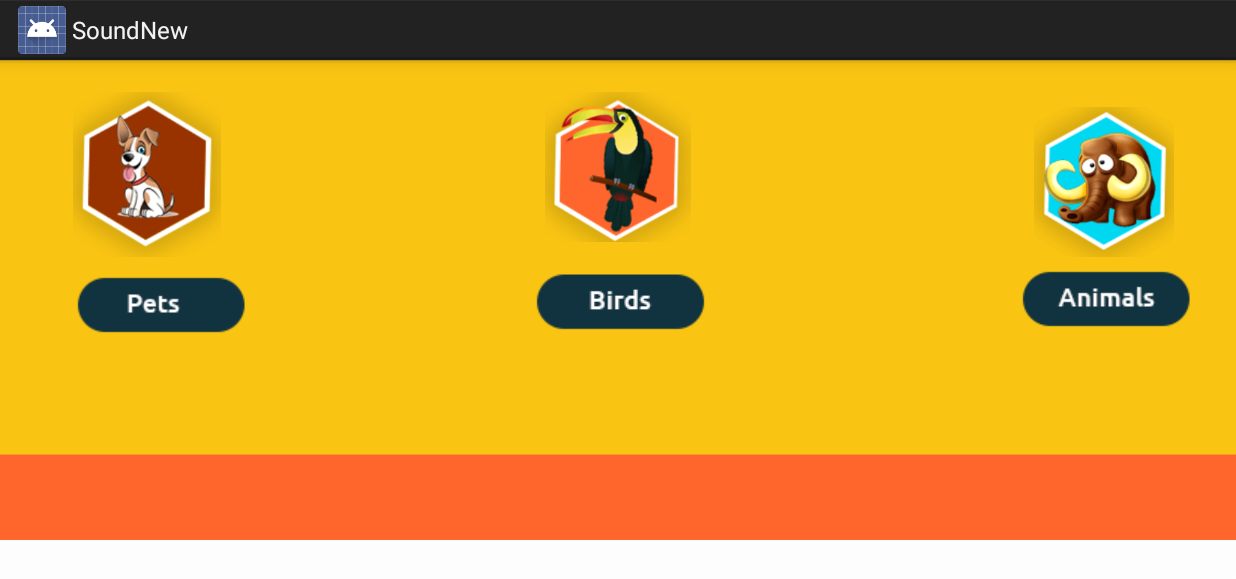
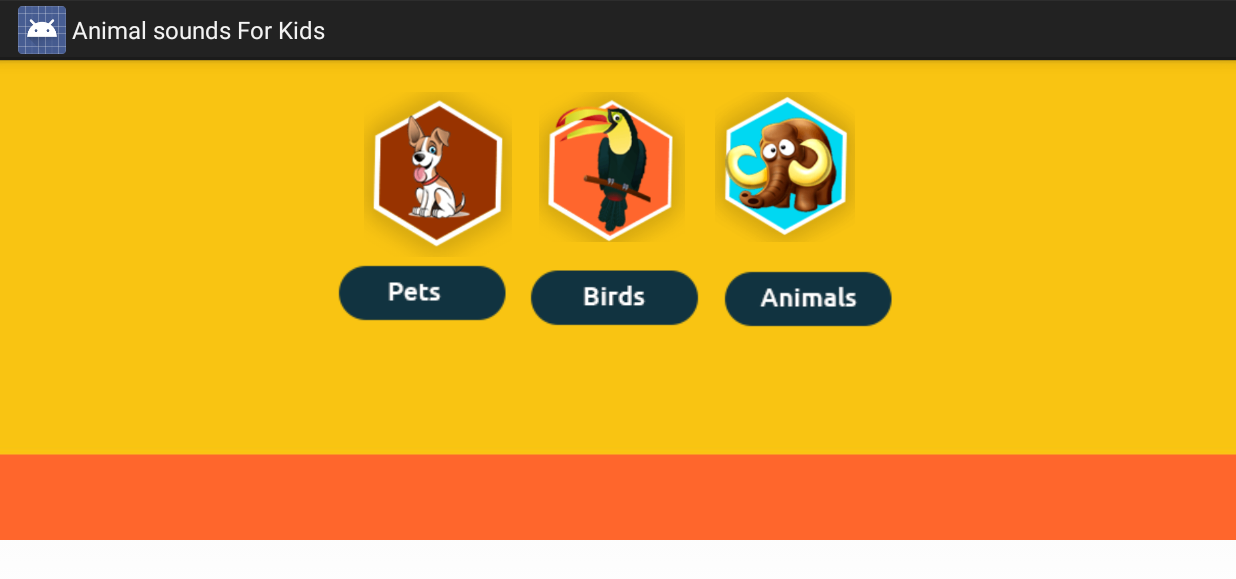
Before and after one commit to pushpap94/SoundNew1, an Android app: the screen it shows after launch (MainActivity), on a phone screen of 824 x 412 dp (held sideways). Shown: the top 579 px of the screen. Run offline under Robolectric (Android 15) with nearby library versions, the phone set to English and light mode, and no system bars.

Commit message:
second commit

```diff
--- a/app/src/main/java/com/soundnew/Birds1.java
+++ b/app/src/main/java/com/soundnew/Birds1.java
@@ -63,7 +63,7 @@ public class Birds1 extends Activity implements OnClickListener{
         	 Animation shake1 = AnimationUtils.loadAnimation(Birds1.this, R.anim.wave_scale);
      		findViewById(R.id.sparrowpic).startAnimation(shake1);
         	 Toast.makeText(getApplicationContext(), "SPARROW", Toast.LENGTH_SHORT).show();
-	    	 crowsound=MediaPlayer.create(Birds1.this,R.raw.sparrowsound);
+	    	 crowsound=MediaPlayer.create(Birds1.this,R.raw.sparrowso);
 	    	 crowsound.start();
 			break;
          case R.id.parrotpic:
--- a/app/src/main/java/com/soundnew/MainActivity.java
+++ b/app/src/main/java/com/soundnew/MainActivity.java
@@ -9,7 +9,7 @@ import android.view.View;
 import android.view.View.OnClickListener;
 import android.widget.ImageView;
 
-public class MainActivity extends FragmentActivity implements OnClickListener {
+public class MainActivity extends FragmentActivity{
 ImageView pets,birds,animals,birdsindex,petsindex,animalindex;
 private ViewPager viewPager;
 private TabsPagerAdapter mAdapter;
@@ -24,47 +24,94 @@ private TabsPagerAdapter mAdapter;
 		birdsindex=(ImageView) findViewById(R.id.birdsindex);
 		petsindex=(ImageView) findViewById(R.id.petsindex);
 		animalindex=(ImageView) findViewById(R.id.animalindex);
-		pets.setOnClickListener(this);
-		birds.setOnClickListener(this);
-		animals.setOnClickListener(this);
-		birdsindex.setOnClickListener(this);
-		petsindex.setOnClickListener(this);
-		animalindex.setOnClickListener(this);
-		//viewPager = (ViewPager) findViewById(R.id.pager);
-		//actionBar = getActionBar();
-		//mAdapter = new TabsPagerAdapter(getSupportFragmentManager());
-		//viewPager.setAdapter(mAdapter);
-		//actionBar.setHomeButtonEnabled(false);
-		//actionBar.setNavigationMode(ActionBar.NAVIGATION_MODE_TABS);
+
+
+		pets.setOnClickListener(new OnClickListener() {
+			@Override
+			public void onClick(View view) {
+
+				Intent intent=new Intent(MainActivity.this, Pets1.class);
+				startActivity(intent);
+
+			}
+		});
+
+		birds.setOnClickListener(new OnClickListener() {
+			@Override
+			public void onClick(View view) {
+
+				Intent intent = new Intent(MainActivity.this, Birds1.class);
+				startActivity(intent);
+			}
+		});
+
+		animals.setOnClickListener(new OnClickListener() {
+			@Override
+			public void onClick(View view) {
+
+				Intent intent = new Intent(MainActivity.this, Animals1.class);
+				startActivity(intent);
+			}
+		});
+
+		petsindex.setOnClickListener(new OnClickListener() {
+			@Override
+			public void onClick(View view) {
+
+				Intent intent = new Intent(MainActivity.this, Pets1.class);
+				startActivity(intent);
+			}
+		});
+
+		birdsindex.setOnClickListener(new OnClickListener() {
+			@Override
+			public void onClick(View view) {
+
+				Intent intent = new Intent(MainActivity.this, Birds1.class);
+				startActivity(intent);
+			}
+		});
+
+		animalindex.setOnClickListener(new OnClickListener() {
+			@Override
+			public void onClick(View view) {
+
+				Intent intent = new Intent(MainActivity.this, Animals1.class);
+				startActivity(intent);
+			}
+		});
+
 	}
 
-	@Override
-	public void onClick(View v) {
-		// TODO Auto-generated method stub
-		switch(v.getId()){
-		case R.id.aindex:
-			Intent wild=new Intent(this, Animals1.class);
-			startActivity(wild);
-			break;
-		case R.id.bindex:
-			Intent birds=new Intent(this, Birds1.class);
-			startActivity(birds);
-			break;
-		case R.id.pindex:
-			Intent pet=new Intent(this, Pets1.class);
-			startActivity(pet);
-			break;
-		case R.id.animalindex:
-			Intent wild1=new Intent(this, Animals1.class);
-			startActivity(wild1);
-			break;
-		case R.id.birdsindex:
-			Intent birds1=new Intent(this, Birds1.class);
-			startActivity(birds1);
-			break;
-		case R.id.petsindex:
-			Intent pet1=new Intent(this, Pets1.class);
-			startActivity(pet1);
-			break;
-	}}
+
+
+//	@Override
+//	public void onClick(View v) {
+//		// TODO Auto-generated method stub
+//			break;
+//		case R.id.pindex:
+//			Intent pet=new Intent(this, Pets1.class);
+//			startActivity(pet);
+//			break;
+//		case R.id.animalindex:
+//			Intent wild1=new Intent(this, Animals1.class);
+//			startActivity(wild1);
+//			break;
+//		case R.id.birdsindex:
+//			Intent birds1=new Intent(this, Birds1.class);
+//			startActivity(birds1);
+//			break;
+//		case R.id.petsindex:
+//			Intent pet1=new Intent(this, Pets1.class);
+//			startActivity(pet1);
+//			break;
+//	}}switch(v.getId()){
+//		case R.id.aindex:
+//			Intent wild=new Intent(this, Animals1.class);
+//			startActivity(wild);
+//			break;
+//		case R.id.bindex:
+//			Intent birds=new Intent(this, Birds1.class);
+//			startActivity(birds);
+//
 }
--- a/app/src/main/res/layout/animal1.xml
+++ b/app/src/main/res/layout/animal1.xml
@@ -19,7 +19,7 @@
         android:layout_width="100dp"
         android:layout_height="70dp"
         android:layout_alignParentTop="true"
-        android:src="@drawable/home" />
+        android:src="@drawable/home32" />
     <ImageView
         android:id="@+id/anext1"
         android:layout_width="100dp"
--- a/app/src/main/res/layout/bird1.xml
+++ b/app/src/main/res/layout/bird1.xml
@@ -22,7 +22,7 @@
         android:layout_height="50dp"
         android:layout_alignParentLeft="true"
         android:layout_alignParentTop="true"
-        android:src="@drawable/home" />
+        android:src="@drawable/home32" />
 
     <ImageView
         android:id="@+id/crowpic"
--- a/app/src/main/res/layout/bird2.xml
+++ b/app/src/main/res/layout/bird2.xml
@@ -14,7 +14,7 @@
         android:layout_alignParentRight="true"
         android:layout_alignParentTop="true"
         android:layout_marginRight="26dp"
-        android:src="@drawable/home" />
+        android:src="@drawable/home32" />
 
     <ImageView
         android:id="@+id/canarypic"
--- a/app/src/main/res/layout/main_index.xml
+++ b/app/src/main/res/layout/main_index.xml
@@ -14,24 +14,6 @@
 <!--    </android.support.v4.view.ViewPager> -->
 
     <ImageView
-        android:id="@+id/petsindex"
-        android:layout_width="100dp"
-        android:layout_height="110dp"
-        android:layout_alignParentLeft="true"
-        android:layout_alignTop="@+id/birdsindex"
-        android:layout_marginLeft="48dp"
-        android:src="@drawable/dogindx" />
-
-    <ImageView
-        android:id="@+id/animalindex"
-        android:layout_width="100dp"
-        android:layout_height="100dp"
-        android:layout_above="@+id/aindex"
-        android:layout_alignParentRight="true"
-        android:layout_marginRight="38dp"
-        android:src="@drawable/elephantindx" />
-
-    <ImageView
         android:id="@+id/birdsindex"
         android:layout_width="100dp"
         android:layout_height="100dp"
@@ -41,28 +23,43 @@
         android:src="@drawable/toucanindx" />
 
     <ImageView
+        android:id="@+id/pindex"
+        android:layout_width="wrap_content"
+        android:layout_height="wrap_content"
+        android:src="@drawable/petsindex"
+        android:layout_toLeftOf="@+id/bindex"
+        android:layout_below="@+id/petsindex" />
+
+    <ImageView
+        android:id="@+id/petsindex"
+        android:layout_width="100dp"
+        android:layout_height="110dp"
+        android:src="@drawable/dogindx"
+        android:layout_alignTop="@+id/birdsindex"
+        android:layout_toLeftOf="@+id/bindex" />
+
+    <ImageView
+        android:id="@+id/animalindex"
+        android:layout_width="100dp"
+        android:layout_height="100dp"
+        android:src="@drawable/elephantindx"
+        android:layout_alignTop="@+id/birdsindex"
+        android:layout_toRightOf="@+id/bindex" />
+
+    <ImageView
         android:id="@+id/aindex"
         android:layout_width="wrap_content"
         android:layout_height="wrap_content"
-        android:layout_alignParentRight="true"
+        android:src="@drawable/animindex"
         android:layout_below="@+id/petsindex"
-        android:layout_marginRight="24dp"
-        android:src="@drawable/animindex" />
+        android:layout_toRightOf="@+id/bindex" />
 
     <ImageView
         android:id="@+id/bindex"
         android:layout_width="wrap_content"
         android:layout_height="wrap_content"
-        android:layout_alignBottom="@+id/pindex"
-        android:layout_centerHorizontal="true"
-        android:src="@drawable/birdsindex" />
-
-    <ImageView
-        android:id="@+id/pindex"
-        android:layout_width="wrap_content"
-        android:layout_height="wrap_content"
-        android:layout_alignBottom="@+id/aindex"
-        android:layout_alignLeft="@+id/petsindex"
-        android:src="@drawable/petsindex" />
+        android:src="@drawable/birdsindex"
+        android:layout_centerVertical="true"
+        android:layout_centerHorizontal="true" />
 
 </RelativeLayout>
--- a/app/src/main/res/layout/pet2.xml
+++ b/app/src/main/res/layout/pet2.xml
@@ -21,7 +21,7 @@
         android:layout_height="50dp"
         android:layout_alignParentRight="true"
         android:layout_alignParentTop="true"
-        android:src="@drawable/home" />
+        android:src="@drawable/home32" />
 
     <ImageView
         android:id="@+id/sheeppic"
--- a/app/src/main/res/values/strings.xml
+++ b/app/src/main/res/values/strings.xml
@@ -1,7 +1,7 @@
 <?xml version="1.0" encoding="utf-8"?>
 <resources>
 
-    <string name="app_name">SoundNew</string>
+    <string name="app_name">Animal sounds For Kids</string>
     <string name="hello_world">Hello world!</string>
     <string name="action_settings">Settings</string>
 
```
Also changed, not shown: app/src/main/AndroidManifest.xml (+4 -4 lines), app/src/main/java/com/soundnew/Animals1.java (+7 -7 lines), app/src/main/res/layout/animal2.xml (+23 -22 lines), app/src/main/res/layout/pet1.xml (+17 -16 lines), app/src/main/res/drawable-hdpi/home32.png (added), app/src/main/res/drawable-hdpi/homescreen.png (deleted), 27 other files.
